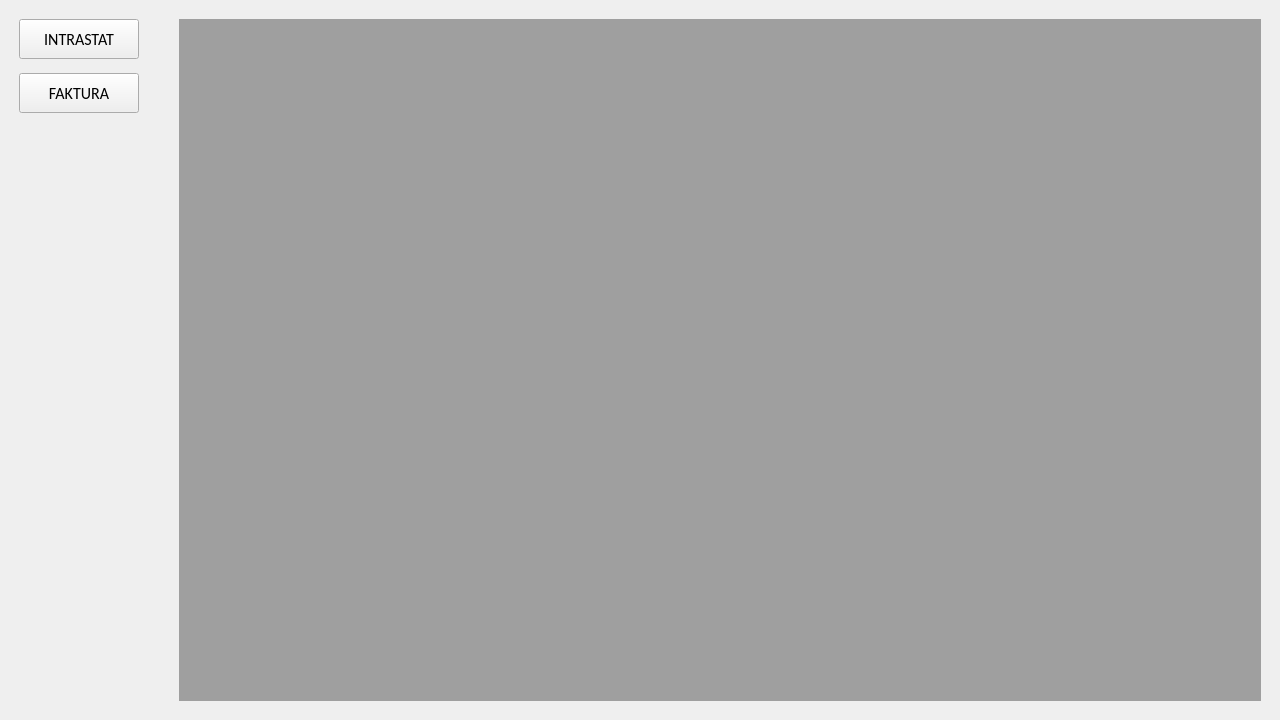
Old version of the form ui/main.ui in the repository Mateusz2734/intrastat-gui.
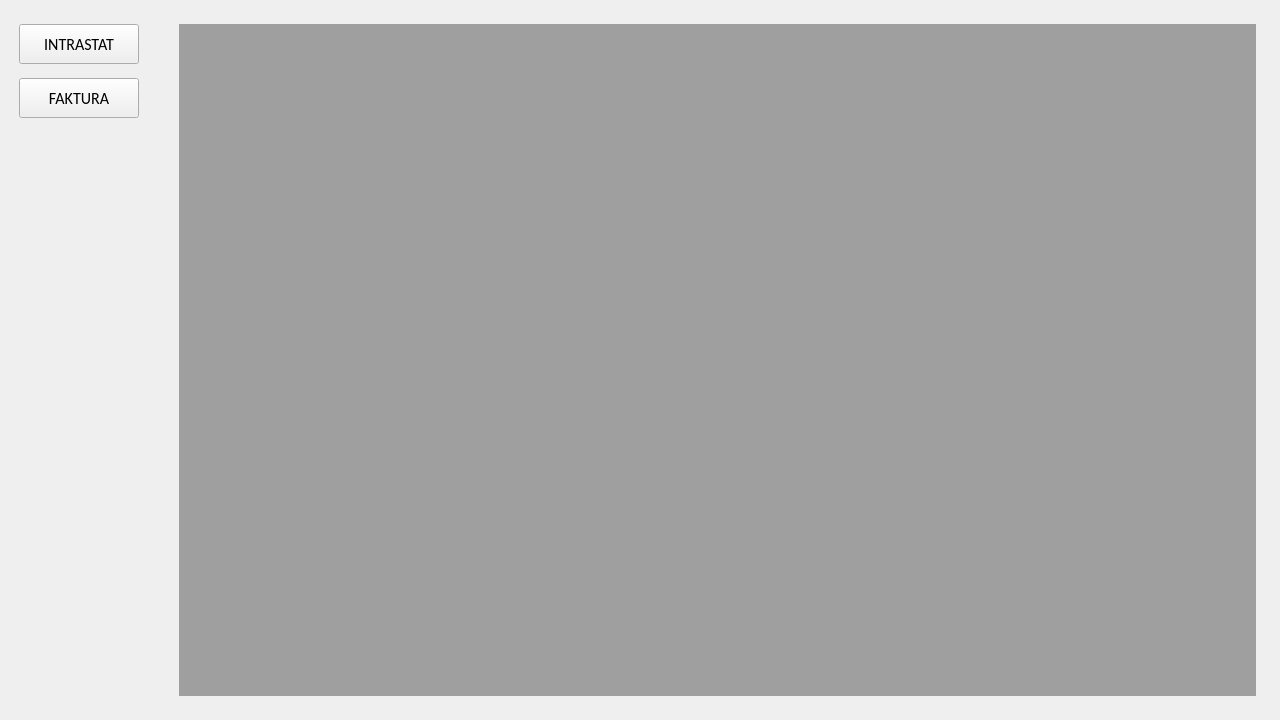
New version of the form.

Commit message: fix: Remove embedded stylesheet

What changed in the file:
```diff
--- a/ui/main.ui
+++ b/ui/main.ui
@@ -58,13 +58,13 @@
        <number>10</number>
       </property>
       <property name="topMargin">
-       <number>10</number>
+       <number>15</number>
       </property>
       <property name="rightMargin">
-       <number>10</number>
+       <number>15</number>
       </property>
       <property name="bottomMargin">
-       <number>10</number>
+       <number>15</number>
       </property>
       <property name="horizontalSpacing">
        <number>40</number>
```
Left out of the diff: 1 changed line with no effect on the pictures.
